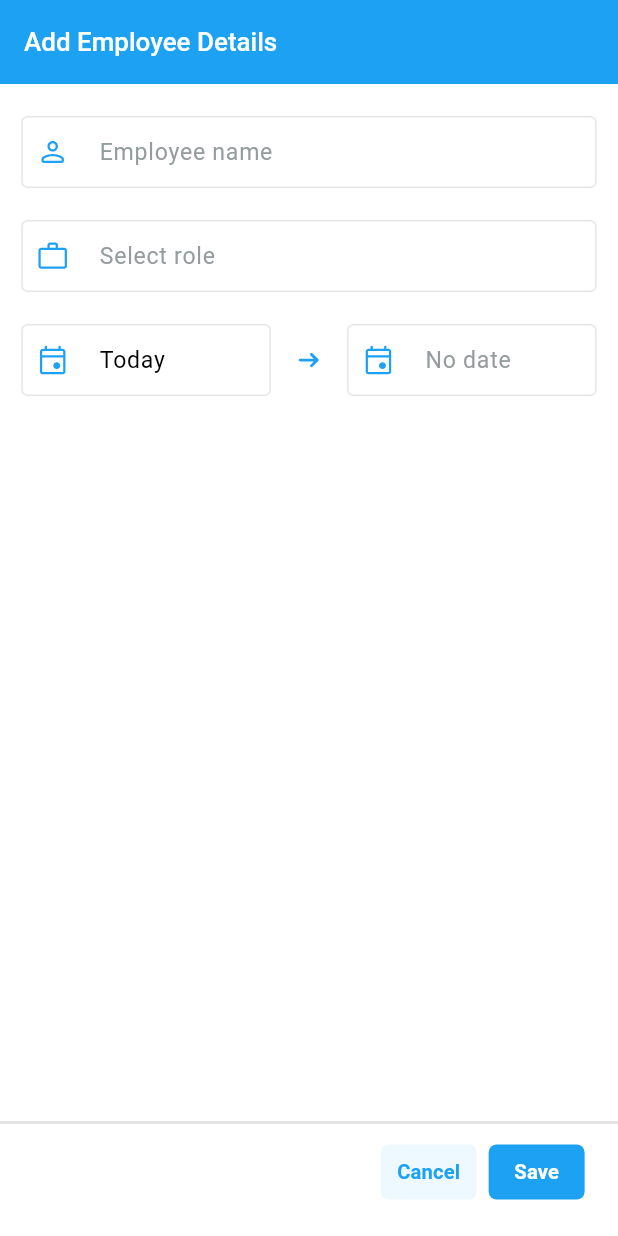
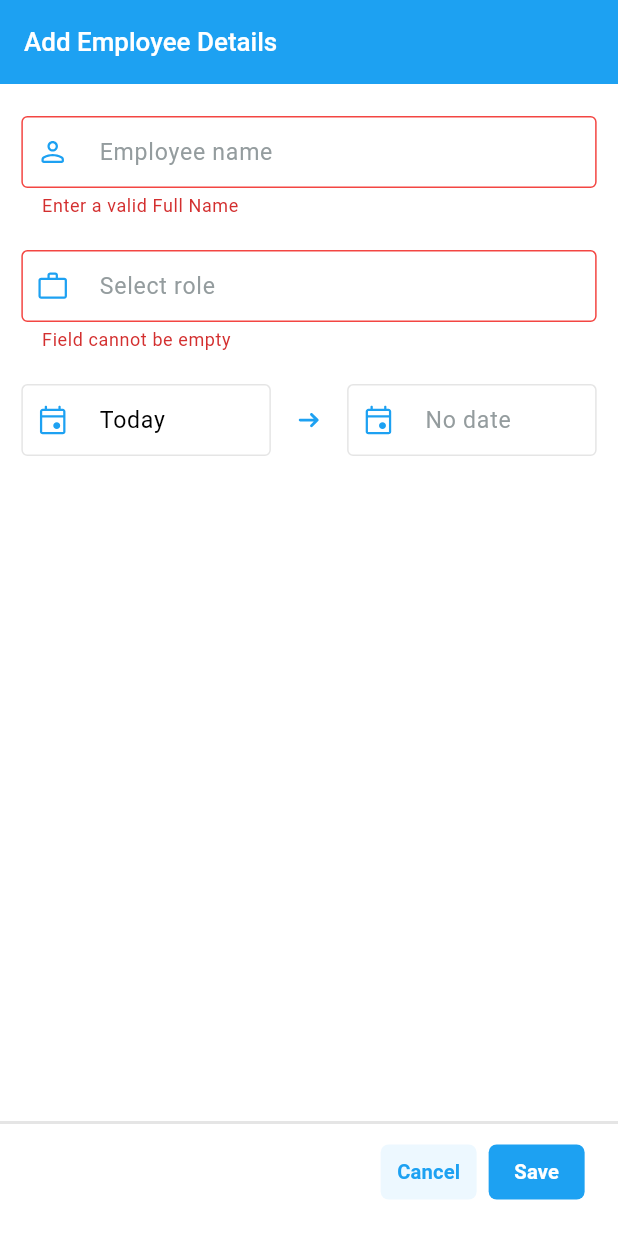
Before and after one commit to Lord-Chris/rti_assignment, a Flutter app: the AddEmployeeView screen opened by its route, after a tap on "Save", on a phone screen of 412 x 824 dp. Run offline on Flutter 3.47's test engine with Material 2 defaults, Android fonts, the phone set to English and light mode, and no system bars; our stand-ins replace calendar_date_picker2, flutter_hooks, flutter_screenutil, flutter_svg, stacked, stacked_services and 1 more.

Commit message:
Created EMployee model and role types

```diff
--- a/lib/app/app.router.dart
+++ b/lib/app/app.router.dart
@@ -5,13 +5,15 @@
 // **************************************************************************
 
 // ignore_for_file: no_leading_underscores_for_library_prefixes
+import 'package:flutter/material.dart' as _i4;
 import 'package:flutter/material.dart';
+import 'package:rti_assignment/core/models/employee_model.dart' as _i5;
 import 'package:rti_assignment/ui/views/add_employee_view/add_employee_view.dart'
     as _i3;
 import 'package:rti_assignment/ui/views/employees_list_view/employees_list_view.dart'
     as _i2;
 import 'package:stacked/stacked.dart' as _i1;
-import 'package:stacked_services/stacked_services.dart' as _i4;
+import 'package:stacked_services/stacked_services.dart' as _i6;
 
 class Routes {
   static const employeesListView = '/';
@@ -44,8 +46,12 @@ class StackedRouter extends _i1.RouterBase {
       );
     },
     _i3.AddEmployeeView: (data) {
+      final args = data.getArgs<AddEmployeeViewArguments>(
+        orElse: () => const AddEmployeeViewArguments(),
+      );
       return _i1.buildAdaptivePageRoute<dynamic>(
-        builder: (context) => const _i3.AddEmployeeView(),
+        builder: (context) =>
+            _i3.AddEmployeeView(key: args.key, employee: args.employee),
         settings: data,
       );
     },
@@ -57,7 +63,34 @@ class StackedRouter extends _i1.RouterBase {
   Map<Type, _i1.StackedRouteFactory> get pagesMap => _pagesMap;
 }
 
-extension NavigatorStateExtension on _i4.NavigationService {
+class AddEmployeeViewArguments {
+  const AddEmployeeViewArguments({
+    this.key,
+    this.employee,
+  });
+
+  final _i4.Key? key;
+
+  final _i5.EmployeeModel? employee;
+
+  @override
+  String toString() {
+    return '{"key": "$key", "employee": "$employee"}';
+  }
+
+  @override
+  bool operator ==(covariant AddEmployeeViewArguments other) {
+    if (identical(this, other)) return true;
+    return other.key == key && other.employee == employee;
+  }
+
+  @override
+  int get hashCode {
+    return key.hashCode ^ employee.hashCode;
+  }
+}
+
+extension NavigatorStateExtension on _i6.NavigationService {
   Future<dynamic> navigateToEmployeesListView([
     int? routerId,
     bool preventDuplicates = true,
@@ -72,14 +105,17 @@ extension NavigatorStateExtension on _i4.NavigationService {
         transition: transition);
   }
 
-  Future<dynamic> navigateToAddEmployeeView([
+  Future<dynamic> navigateToAddEmployeeView({
+    _i4.Key? key,
+    _i5.EmployeeModel? employee,
     int? routerId,
     bool preventDuplicates = true,
     Map<String, String>? parameters,
     Widget Function(BuildContext, Animation<double>, Animation<double>, Widget)?
         transition,
-  ]) async {
+  }) async {
     return navigateTo<dynamic>(Routes.addEmployeeView,
+        arguments: AddEmployeeViewArguments(key: key, employee: employee),
         id: routerId,
         preventDuplicates: preventDuplicates,
         parameters: parameters,
@@ -100,14 +136,17 @@ extension NavigatorStateExtension on _i4.NavigationService {
         transition: transition);
   }
 
-  Future<dynamic> replaceWithAddEmployeeView([
+  Future<dynamic> replaceWithAddEmployeeView({
+    _i4.Key? key,
+    _i5.EmployeeModel? employee,
     int? routerId,
     bool preventDuplicates = true,
     Map<String, String>? parameters,
     Widget Function(BuildContext, Animation<double>, Animation<double>, Widget)?
         transition,
-  ]) async {
+  }) async {
     return replaceWith<dynamic>(Routes.addEmployeeView,
+        arguments: AddEmployeeViewArguments(key: key, employee: employee),
         id: routerId,
         preventDuplicates: preventDuplicates,
         parameters: parameters,
--- /dev/null
+++ b/lib/core/enums/role_type_enum.dart
@@ -0,0 +1,24 @@
+enum RoleTypeEnum {
+  productDesigner('Product Designer'),
+  flutterDeveloper('Flutter Developer'),
+  qaTester('QA Tester'),
+  productOwner('Product Owner');
+
+  const RoleTypeEnum(this.name);
+  final String name;
+
+  static RoleTypeEnum fromName(String name) {
+    switch (name) {
+      case 'Product Designer':
+        return RoleTypeEnum.productDesigner;
+      case 'Flutter Developer':
+        return RoleTypeEnum.flutterDeveloper;
+      case 'QA Tester':
+        return RoleTypeEnum.qaTester;
+      case 'Product Owner':
+        return RoleTypeEnum.productOwner;
+      default:
+        return RoleTypeEnum.productDesigner;
+    }
+  }
+}
--- /dev/null
+++ b/lib/core/extensions/validator_extension.dart
@@ -0,0 +1,11 @@
+import 'package:flutter/material.dart';
+
+extension ValidatorExtension on BuildContext {
+  String? validateNotEmpty(String? value) =>
+      (value ?? '').isEmpty ? 'Field cannot be empty' : null;
+
+  String? validateFullName(String? value) =>
+      value != null && value.split(' ').length < 2
+          ? 'Enter a valid Full Name'
+          : null;
+}
--- /dev/null
+++ b/lib/core/models/employee_model.dart
@@ -0,0 +1,65 @@
+import 'dart:convert';
+
+import 'package:intl/intl.dart';
+
+import '../enums/role_type_enum.dart';
+
+class EmployeeModel {
+  final String id;
+  final String name;
+  final RoleTypeEnum role;
+  final DateTime startDate;
+  final DateTime? endDate;
+
+  EmployeeModel({
+    required this.id,
+    required this.name,
+    required this.role,
+    required this.startDate,
+    this.endDate,
+  });
+
+  Map<String, dynamic> toMap() {
+    return {
+      'id': id,
+      'name': name,
+      'role': role.name,
+      'start_date': startDate.toIso8601String(),
+      'end_date': endDate?.toIso8601String(),
+    };
+  }
+
+  factory EmployeeModel.fromMap(Map<String, dynamic> map) {
+    return EmployeeModel(
+      id: map['id'] ?? '',
+      name: map['name'] ?? '',
+      role: RoleTypeEnum.fromName(map['role']),
+      startDate: DateTime.parse(map['start_date']),
+      endDate: map['end_date'] != null ? DateTime.parse(map['end_date']) : null,
+    );
+  }
+
+  String toJson() => json.encode(toMap());
+
+  factory EmployeeModel.fromJson(String source) =>
+      EmployeeModel.fromMap(json.decode(source));
+
+  EmployeeModel copyWith({
+    String? name,
+    RoleTypeEnum? role,
+    DateTime? startDate,
+    DateTime? endDate,
+  }) {
+    return EmployeeModel(
+      id: id,
+      name: name ?? this.name,
+      role: role ?? this.role,
+      startDate: startDate ?? this.startDate,
+      endDate: endDate ?? this.endDate,
+    );
+  }
+
+  String get startDateParse => DateFormat('d MMM yyyy').format(startDate);
+  String? get endDateParse =>
+      endDate == null ? null : DateFormat('d MMM yyyy').format(endDate!);
+}
--- a/lib/ui/shared/components/app_textfield.dart
+++ b/lib/ui/shared/components/app_textfield.dart
@@ -86,6 +86,7 @@ class AppTextField extends StatelessWidget {
       expands: expands,
       maxLines: maxLines,
       validator: validator,
+      autovalidateMode: AutovalidateMode.onUserInteraction,
       minLines: minLines,
       // maxLength: maxLength,
       inputFormatters: [
@@ -138,7 +139,12 @@ class AppTextField extends StatelessWidget {
   static InputDecoration kOutlineDecoration() => InputDecoration(
         contentPadding: EdgeInsets.symmetric(vertical: 8.h, horizontal: 10.w),
         isDense: true,
-        border: const UnderlineInputBorder(),
+        border: const OutlineInputBorder(
+          borderSide: BorderSide(color: AppColors.borderGrey),
+        ),
+        errorBorder: const OutlineInputBorder(
+          borderSide: BorderSide(color: AppColors.red),
+        ),
         enabledBorder: const OutlineInputBorder(
           borderSide: BorderSide(color: AppColors.borderGrey),
         ),
@@ -209,6 +215,7 @@ class AppDropdownField<T extends Object> extends StatelessWidget {
       isExpanded: true,
       onChanged: onChanged,
       validator: validator,
+      autovalidateMode: AutovalidateMode.onUserInteraction,
       value: value,
       focusNode: focusNode,
       icon: Icon(
--- a/lib/ui/views/add_employee_view/add_employee_view.dart
+++ b/lib/ui/views/add_employee_view/add_employee_view.dart
@@ -5,6 +5,8 @@ import 'package:flutter_svg/svg.dart';
 import 'package:intl/intl.dart';
 import 'package:stacked/stacked.dart';
 
+import '../../../core/extensions/validator_extension.dart';
+import '../../../core/models/employee_model.dart';
 import '../../shared/bottom_sheets/role_list_sheet.dart';
 import '../../shared/components/_components.dart';
 import '../../shared/constants/app_assets.dart';
@@ -13,15 +15,25 @@ import '../../shared/constants/spacing.dart';
 import '../../shared/dialogs/date_selector_dialog.dart';
 import 'add_employee_viewmodel.dart';
 
+final _formKey = GlobalKey<FormState>();
+
 class AddEmployeeView extends HookWidget {
-  const AddEmployeeView({super.key});
+  final EmployeeModel? employee;
+  const AddEmployeeView({
+    super.key,
+    this.employee,
+  });
 
   @override
   Widget build(BuildContext context) {
-    final nameController = useTextEditingController();
-    final roleController = useTextEditingController();
-    final startController = useTextEditingController(text: 'Today');
-    final endController = useTextEditingController();
+    final nameController = useTextEditingController(text: employee?.name);
+    final roleController = useTextEditingController(text: employee?.role.name);
+    final startController =
+        useTextEditingController(text: employee?.startDateParse ?? 'Today');
+    final endController =
+        useTextEditingController(text: employee?.endDateParse);
+
+    ///
     return ViewModelBuilder<AddEmployeeViewModel>.nonReactive(
       viewModelBuilder: () => AddEmployeeViewModel(),
       builder: (context, viewModel, child) {
@@ -30,7 +42,9 @@ class AddEmployeeView extends HookWidget {
             automaticallyImplyLeading: false,
             title: const Text('Add Employee Details'),
           ),
-          body: Column(
+          body: Form(
+            key: _formKey,
+            child: Column(
               children: [
                 Expanded(
                   child: ListView(
@@ -42,6 +56,7 @@ class AddEmployeeView extends HookWidget {
                         controller: nameController,
                         keyboardType: TextInputType.name,
                         textCapitalization: TextCapitalization.words,
+                        validator: context.validateFullName,
                       ),
                       Spacing.vertMedium(),
                       AppTextField(
@@ -49,6 +64,7 @@ class AddEmployeeView extends HookWidget {
                         label: 'Select role',
                         controller: roleController,
                         readOnly: true,
+                        validator: context.validateNotEmpty,
                         onTap: () async {
                           final res = await showModalBottomSheet(
                             context: context,
@@ -67,14 +83,17 @@ class AddEmployeeView extends HookWidget {
                               label: 'Select role',
                               readOnly: true,
                               controller: startController,
+                              validator: context.validateNotEmpty,
                               onTap: () async {
                                 final res = await showDialog(
                                   context: context,
-                                builder: (context) => const DateSelectorDialog(
+                                  builder: (context) =>
+                                      const DateSelectorDialog(
                                     isStart: true,
                                   ),
                                 );
                                 if (res == null) return;
+                                viewModel.start = res;
                                 startController.text =
                                     DateFormat('d MMM yyyy').format(res);
                               },
@@ -93,11 +112,13 @@ class AddEmployeeView extends HookWidget {
                               onTap: () async {
                                 final res = await showDialog(
                                   context: context,
-                                builder: (context) => const DateSelectorDialog(
+                                  builder: (context) =>
+                                      const DateSelectorDialog(
                                     isStart: false,
                                   ),
                                 );
                                 if (res == null) return;
+                                viewModel.end = res;
                                 endController.text =
                                     DateFormat('d MMM yyyy').format(res);
                               },
@@ -124,13 +145,20 @@ class AddEmployeeView extends HookWidget {
                       ),
                       AppButton(
                         label: 'Save',
-                      onTap: viewModel.onSaveTap,
+                        onTap: () {
+                          if (!_formKey.currentState!.validate()) return;
+                          viewModel.onSaveTap(
+                            nameController.text,
+                            roleController.text,
+                          );
+                        },
                       ),
                     ],
                   ),
                 ),
               ],
             ),
+          ),
         );
       },
     );
--- a/lib/ui/views/add_employee_view/add_employee_viewmodel.dart
+++ b/lib/ui/views/add_employee_view/add_employee_viewmodel.dart
@@ -1,13 +1,35 @@
 import 'package:stacked/stacked.dart';
+import 'package:uuid/uuid.dart';
 
 import '../../../app/_app.dart';
+import '../../../core/enums/role_type_enum.dart';
+import '../../../core/models/employee_model.dart';
 
 class AddEmployeeViewModel extends BaseViewModel {
   final _navigationService = locator<NavigationService>();
+
+  String? id;
+  DateTime? start;
+  DateTime? end;
+
+  void init(EmployeeModel employee) {
+    id = employee.id;
+    start = employee.startDate;
+    end = employee.endDate;
+  }
 
   void onCancelTap() {
     _navigationService.back();
   }
 
-  void onSaveTap() {}
+  void onSaveTap(String name, String role) {
+    final data = EmployeeModel(
+      id: id ?? const Uuid().v4(),
+      name: name,
+      role: RoleTypeEnum.fromName(role),
+      startDate: start ?? DateTime.now(),
+      endDate: end,
+    );
+    _navigationService.back(result: data);
+  }
 }
--- a/pubspec.yaml
+++ b/pubspec.yaml
@@ -39,6 +39,7 @@ dependencies:
   intl: ^0.18.1
   stacked: ^3.2.1
   stacked_services: ^1.0.2
+  uuid: ^3.0.7
 
 dev_dependencies:
   build_runner: ^2.3.3
```
Also changed, not shown: lib/ui/views/employees_list_view/employees_list_viewmodel.dart (+6 -3 lines), pubspec.lock. Lines whose indentation alone changed are shown as unchanged.
